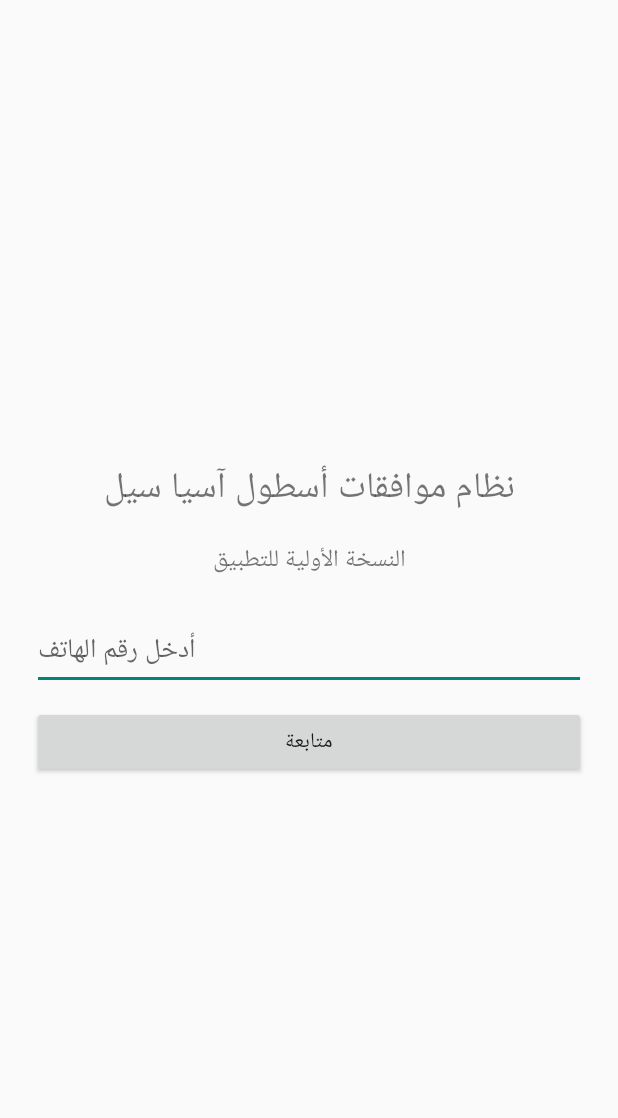
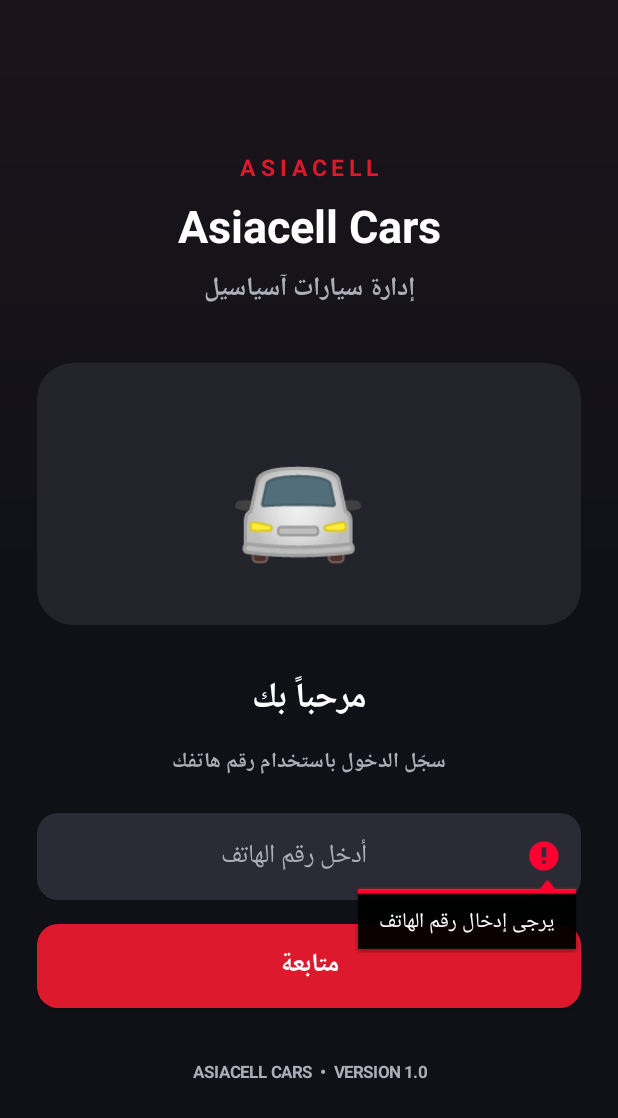
Before and after one commit to devile4147-bot/asiacell-fleet, an Android app: the screen it shows after launch (MainActivity), after a tap on "متابعة", on a phone screen of 412 x 824 dp. Shown: the top 1118 px of the screen. Run offline under Robolectric (Android 15) with nearby library versions, the phone set to English and light mode, and no system bars.

Commit message:
Update MainActivity.java

```diff
--- a/app/src/main/java/com/asiacell/fleet/MainActivity.java
+++ b/app/src/main/java/com/asiacell/fleet/MainActivity.java
@@ -1,9 +1,18 @@
+
 package com.asiacell.fleet;
 
 import android.app.Activity;
 import android.os.Bundle;
+import android.graphics.Color;
+import android.graphics.Typeface;
+import android.graphics.drawable.GradientDrawable;
 import android.view.Gravity;
 import android.view.View;
+import android.view.animation.AlphaAnimation;
+import android.view.animation.TranslateAnimation;
+import android.view.inputmethod.InputMethodManager;
+import android.content.Context;
+import android.view.inputmethod.InputMethodManager;
 import android.widget.Button;
 import android.widget.EditText;
 import android.widget.LinearLayout;
@@ -11,50 +20,156 @@ import android.widget.TextView;
 import android.widget.Toast;
 
 public class MainActivity extends Activity {
+
+    int red = Color.rgb(220, 25, 45);
+    int white = Color.WHITE;
+    int gray = Color.rgb(170, 175, 185);
+    int dark = Color.rgb(15, 17, 23);
+
+    int dp(float value) {
+        return (int) (value * getResources().getDisplayMetrics().density);
+    }
+
+    GradientDrawable shape(int color, int radius) {
+        GradientDrawable bg = new GradientDrawable();
+        bg.setColor(color);
+        bg.setCornerRadius(dp(radius));
+        return bg;
+    }
+
+    TextView text(String value, int size, int color) {
+        TextView t = new TextView(this);
+        t.setText(value);
+        t.setTextSize(size);
+        t.setTextColor(color);
+        t.setGravity(Gravity.CENTER);
+        t.setTypeface(Typeface.DEFAULT, Typeface.BOLD);
+        return t;
+    }
+
     @Override
     protected void onCreate(Bundle savedInstanceState) {
         super.onCreate(savedInstanceState);
 
+        getWindow().setStatusBarColor(dark);
+        getWindow().setNavigationBarColor(dark);
+
         LinearLayout page = new LinearLayout(this);
         page.setOrientation(LinearLayout.VERTICAL);
         page.setGravity(Gravity.CENTER);
-        page.setPadding(32, 32, 32, 32);
-        page.setLayoutDirection(View.LAYOUT_DIRECTION_RTL);
+        page.setPadding(dp(25), dp(20), dp(25), dp(20));
+        page.setBackground(new GradientDrawable(
+            GradientDrawable.Orientation.TOP_BOTTOM,
+            new int[]{Color.rgb(28, 20, 27), dark, dark}
+        ));
 
-        TextView title = new TextView(this);
-        title.setText("نظام موافقات أسطول آسيا سيل");
-        title.setTextSize(24);
-        title.setGravity(Gravity.CENTER);
-        page.addView(title);
+        TextView brand = text("ASIACELL", 15, red);
+        brand.setLetterSpacing(0.25f);
+        page.addView(brand);
 
-        TextView subtitle = new TextView(this);
-        subtitle.setText("النسخة الأولية للتطبيق");
-        subtitle.setTextSize(16);
-        subtitle.setGravity(Gravity.CENTER);
-        LinearLayout.LayoutParams subParams =
+        TextView title = text("Asiacell Cars", 30, white);
+        LinearLayout.LayoutParams titleParams =
             new LinearLayout.LayoutParams(-1, -2);
-        subParams.topMargin = 20;
-        page.addView(subtitle, subParams);
+        titleParams.topMargin = dp(8);
+        page.addView(title, titleParams);
+
+        TextView subtitle = text("إدارة سيارات آسياسيل", 17, gray);
+        LinearLayout.LayoutParams subTitleParams =
+            new LinearLayout.LayoutParams(-1, -2);
+        subTitleParams.topMargin = dp(8);
+        page.addView(subtitle, subTitleParams);
+
+        LinearLayout carCard = new LinearLayout(this);
+        carCard.setGravity(Gravity.CENTER);
+        carCard.setOrientation(LinearLayout.VERTICAL);
+        carCard.setBackground(shape(Color.rgb(35, 35, 44), 24));
+        LinearLayout.LayoutParams cardParams =
+            new LinearLayout.LayoutParams(-1, dp(175));
+        cardParams.topMargin = dp(35);
+        page.addView(carCard, cardParams);
+
+        TextView car = text("🚘", 76, white);
+        carCard.addView(car);
+
+        TranslateAnimation move = new TranslateAnimation(
+            -dp(8), dp(8), 0, 0
+        );
+        move.setDuration(1800);
+        move.setRepeatCount(AlphaAnimation.INFINITE);
+        move.setRepeatMode(AlphaAnimation.REVERSE);
+        car.startAnimation(move);
+
+        TextView welcome = text("مرحباً بك", 23, white);
+        LinearLayout.LayoutParams welcomeParams =
+            new LinearLayout.LayoutParams(-1, -2);
+        welcomeParams.topMargin = dp(30);
+        page.addView(welcome, welcomeParams);
+
+        TextView instruction = text(
+            "سجّل الدخول باستخدام رقم هاتفك", 14, gray
+        );
+        LinearLayout.LayoutParams instructionParams =
+            new LinearLayout.LayoutParams(-1, -2);
+        instructionParams.topMargin = dp(10);
+        page.addView(instruction, instructionParams);
 
         EditText phone = new EditText(this);
+        phone.setSingleLine(true);
         phone.setHint("أدخل رقم الهاتف");
+        phone.setHintTextColor(gray);
+        phone.setTextColor(white);
+        phone.setTextSize(17);
+        phone.setGravity(Gravity.CENTER);
         phone.setInputType(3);
+        phone.setPadding(dp(15), dp(12), dp(15), dp(12));
+        phone.setBackground(shape(Color.rgb(42, 43, 52), 14));
+
         LinearLayout.LayoutParams phoneParams =
-            new LinearLayout.LayoutParams(-1, -2);
-        phoneParams.topMargin = 32;
+            new LinearLayout.LayoutParams(-1, dp(58));
+        phoneParams.topMargin = dp(22);
         page.addView(phone, phoneParams);
 
         Button next = new Button(this);
         next.setText("متابعة");
+        next.setTextSize(17);
+        next.setTextColor(white);
+        next.setAllCaps(false);
+        next.setTypeface(Typeface.DEFAULT, Typeface.BOLD);
+        next.setBackground(shape(red, 14));
+
         LinearLayout.LayoutParams buttonParams =
-            new LinearLayout.LayoutParams(-1, -2);
-        buttonParams.topMargin = 16;
+            new LinearLayout.LayoutParams(-1, dp(56));
+        buttonParams.topMargin = dp(16);
         page.addView(next, buttonParams);
 
-        next.setOnClickListener(v ->
-            Toast.makeText(this, "راح نضيف تسجيل الدخول بالمرحلة القادمة",
-                Toast.LENGTH_LONG).show()
+        next.setOnClickListener(v -> {
+            String number = phone.getText().toString().trim();
+
+            if (number.isEmpty()) {
+                phone.setError("يرجى إدخال رقم الهاتف");
+                return;
+            }
+
+            Toast.makeText(
+                this,
+                "تسجيل الدخول الفعلي سنضيفه بالمرحلة القادمة",
+                Toast.LENGTH_LONG
+            ).show();
+        });
+
+        TextView footer = text(
+            "ASIACELL CARS  •  VERSION 1.0", 11, gray
         );
+        LinearLayout.LayoutParams footerParams =
+            new LinearLayout.LayoutParams(-1, -2);
+        footerParams.topMargin = dp(35);
+        page.addView(footer, footerParams);
+
+        page.setLayoutDirection(View.LAYOUT_DIRECTION_RTL);
+
+        AlphaAnimation fade = new AlphaAnimation(0f, 1f);
+        fade.setDuration(900);
+        page.startAnimation(fade);
 
         setContentView(page);
     }
```
